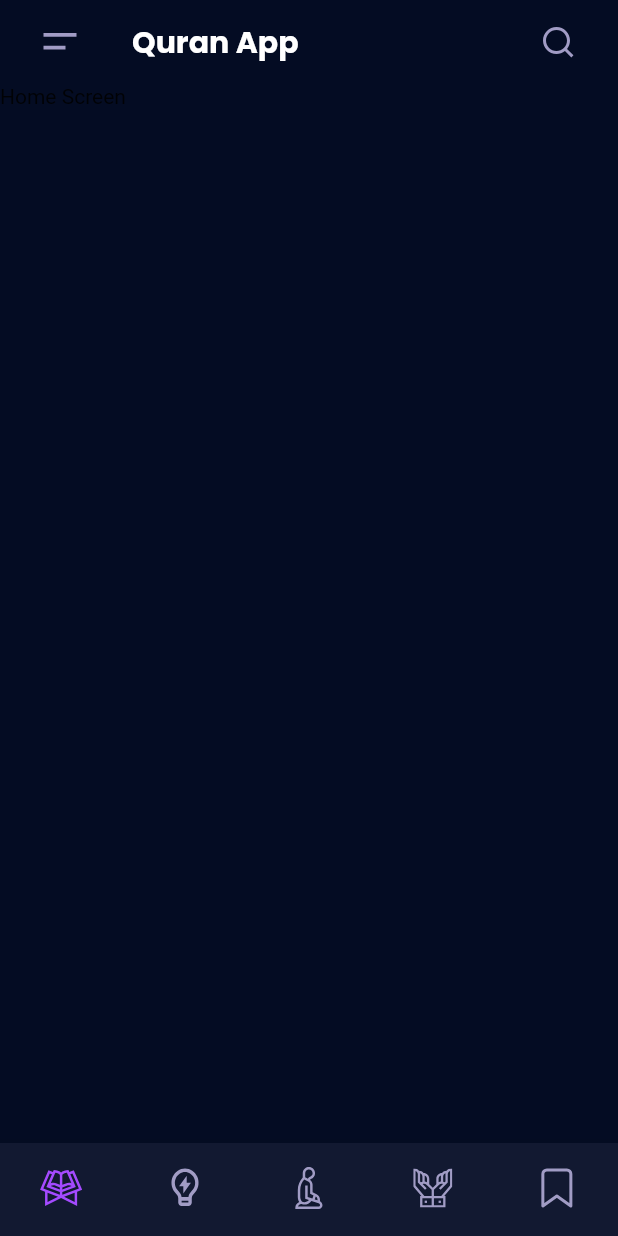
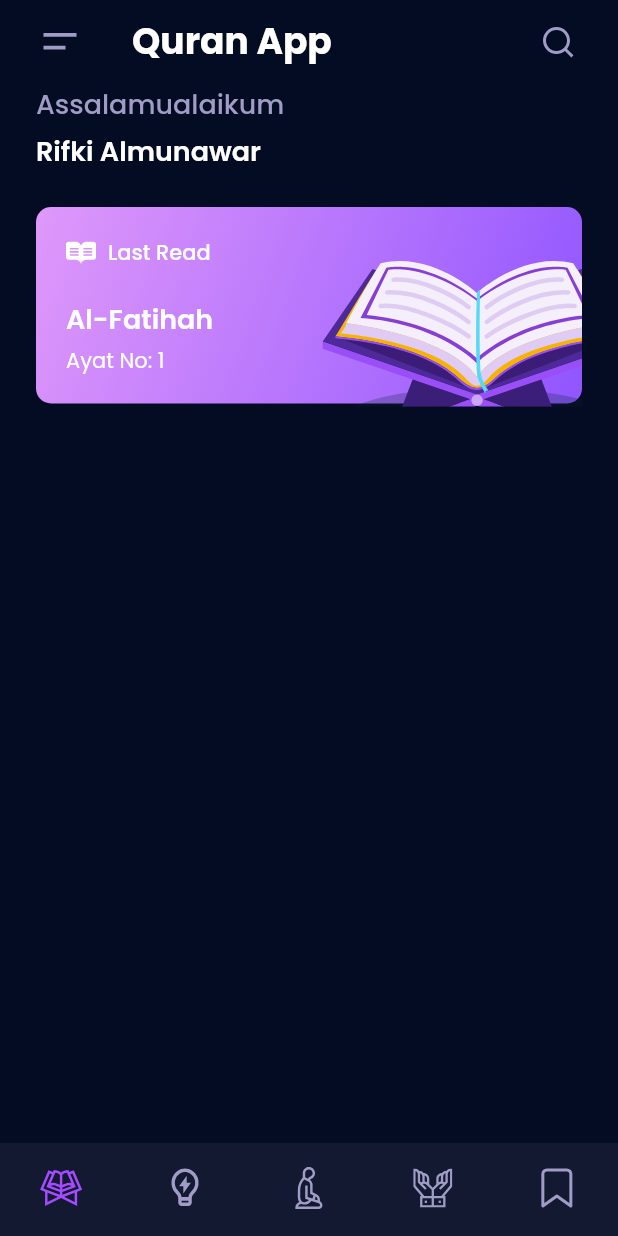
Before and after one commit to almunawar12/quran-apps, a Flutter app: the HomeScreen screen opened directly, on a phone screen of 412 x 824 dp. Run offline on Flutter 3.47's test engine with Material 2 defaults, Android fonts, the phone set to English and light mode, and no system bars; our stand-ins replace flutter_svg, google_fonts.

Commit message:
add banner in home page

```diff
--- a/lib/screens/home_screen.dart
+++ b/lib/screens/home_screen.dart
@@ -12,15 +12,119 @@ class HomeScreen extends StatelessWidget {
       backgroundColor: background,
       appBar: _appBar(),
       bottomNavigationBar: _bottomNavigationBar(),
-      body: SafeArea(child: Text("Home Screen")),
+      body: Padding(
+        padding: const EdgeInsets.symmetric(horizontal: 24),
+        child: Column(
+          crossAxisAlignment: CrossAxisAlignment.start,
+          children: [
+            Text(
+              "Assalamualaikum",
+              style: GoogleFonts.poppins(
+                fontSize: 18,
+                fontWeight: FontWeight.w500,
+                color: text,
+              ),
+            ),
+            const SizedBox(
+              height: 4,
+            ),
+            Text(
+              "Rifki Almunawar",
+              style: GoogleFonts.poppins(
+                fontSize: 18,
+                fontWeight: FontWeight.w600,
+                color: Colors.white,
+              ),
+            ),
+            const SizedBox(
+              height: 24,
+            ),
+            _lastRead(),
+          ],
+        ),
+      ),
     );
   }
 
+  Stack _lastRead() {
+    return Stack(
+            children: [
+              Container(
+                height: 131,
+                decoration: BoxDecoration(
+                  borderRadius: BorderRadius.circular(10),
+                  gradient: const LinearGradient(
+                      begin: Alignment.topLeft,
+                      end: Alignment.bottomRight,
+                      stops: [
+                        0,
+                        0.6,
+                        1
+                      ],
+                      colors: [
+                        Color(0xFFDF98FA),
+                        Color(0xFFB070FD),
+                        Color(0xFF9055FF),
+                      ]),
+                ),
+              ),
+              Positioned(
+                bottom: 0,
+                right: 0,
+                child: SvgPicture.asset('assets/svgs/quran.svg'),
+              ),
+              Padding(
+                padding: const EdgeInsets.all(20),
+                child: Column(
+                  crossAxisAlignment: CrossAxisAlignment.start,
+                  children: [
+                    Row(
+                      children: [
+                        SvgPicture.asset('assets/svgs/book.svg'),
+                        const SizedBox(
+                          width: 8,
+                        ),
+                        Text(
+                          "Last Read",
+                          style: GoogleFonts.poppins(
+                            color: Colors.white,
+                            fontWeight: FontWeight.w500,
+                          ),
+                        ),
+                      ],
+                    ),
+                    const SizedBox(
+                      height: 20,
+                    ),
+                    Text(
+                      "Al-Fatihah",
+                      style: GoogleFonts.poppins(
+                        color: Colors.white,
+                        fontWeight: FontWeight.w600,
+                        fontSize: 18,
+                      ),
+                    ),
+                    const SizedBox(
+                      height: 4,
+                    ),
+                    Text(
+                      "Ayat No: 1",
+                      style: GoogleFonts.poppins(
+                        color: Colors.white,
+                      ),
+                    ),
+                  ],
+                ),
+              )
+            ],
+          );
+  }
+
   BottomNavigationBar _bottomNavigationBar() => BottomNavigationBar(
-    type: BottomNavigationBarType.fixed,
-    backgroundColor: gray,
-    showSelectedLabels: false,
-    showUnselectedLabels: false,
+        type: BottomNavigationBarType.fixed,
+        backgroundColor: gray,
+        showSelectedLabels: false,
+        showUnselectedLabels: false,
         items: [
           _bottomBar(icon: "assets/svgs/quran-icon.svg", label: "Quran"),
           _bottomBar(icon: "assets/svgs/lamp-icon.svg", label: "Tips"),
@@ -60,7 +164,7 @@ class HomeScreen extends StatelessWidget {
           Text(
             "Quran App",
             style: GoogleFonts.poppins(
-              fontSize: 20,
+              fontSize: 24,
               fontWeight: FontWeight.bold,
             ),
           ),
```
